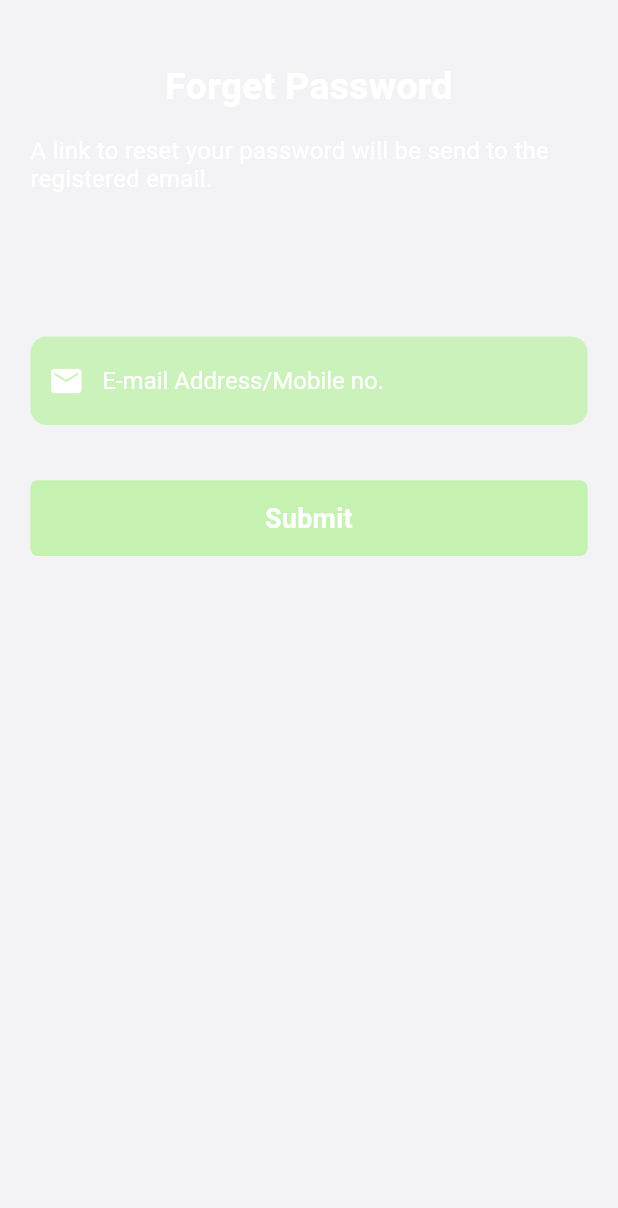
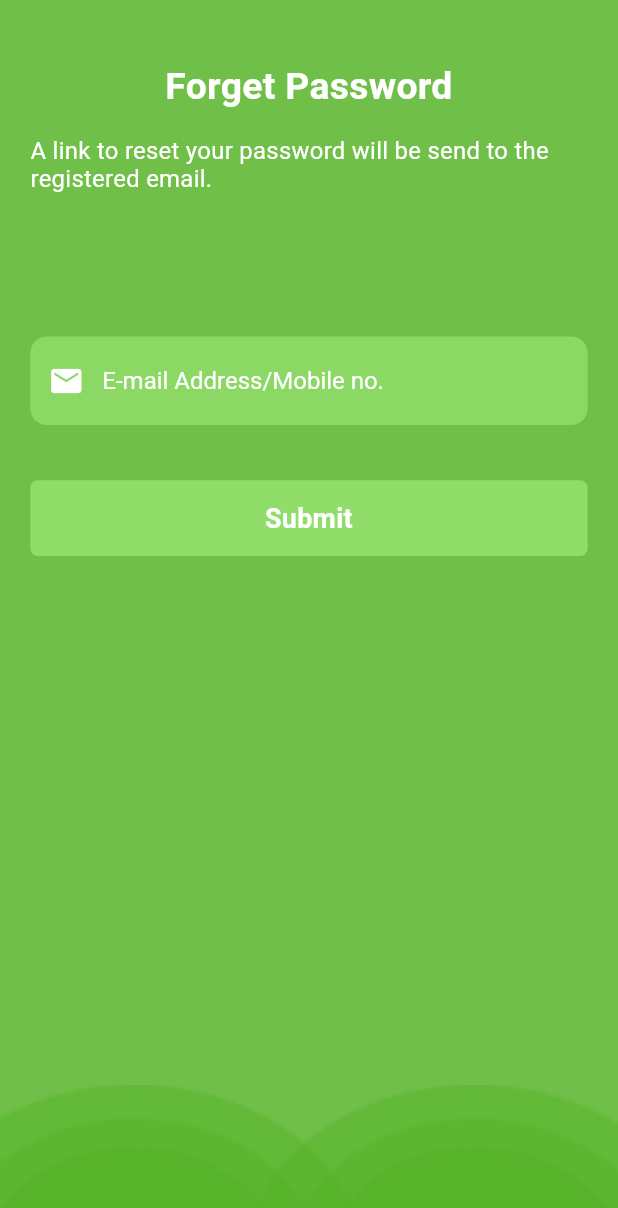
Before and after one commit to ShivD007/mechBazzar, a Flutter app: the ForgetPasswordView screen opened by its route, on a phone screen of 412 x 824 dp. Shown: the top 1208 px of the screen. Run offline on Flutter 3.47's test engine with Material 2 defaults, Android fonts, the phone set to English and light mode, and no system bars; our stand-ins replace cached_network_image, flutter_html, flutter_screenutil, flutter_svg, fluttertoast, get and 5 more; missing offline and left inert: connectivity_for_web, razorpay_flutter, wakelock_web; accounts and stored records are empty; network calls fail; Roboto replaces fonts that are missing (Mukta, OpenSansRegular).

Commit message:
minor ui fix

```diff
--- a/lib/modules/profile/views/forget_password_view.dart
+++ b/lib/modules/profile/views/forget_password_view.dart
@@ -25,6 +25,7 @@ class ForgetPasswordView extends GetView<ForgetPasswordController> {
             alignment: Alignment.bottomCenter, image: AssetImage(SPLASH_CIRCLE_CUTOUT), fit: BoxFit.fitWidth),
       ),
       child: Scaffold(
+        backgroundColor: Colors.transparent,
         body: SafeArea(
             child: Form(
           key: controller.formKey,
--- a/lib/modules/profile/views/login_view.dart
+++ b/lib/modules/profile/views/login_view.dart
@@ -28,6 +28,7 @@ class LoginView extends GetView<LoginController> {
             alignment: Alignment.bottomCenter, image: AssetImage(SPLASH_CIRCLE_CUTOUT), fit: BoxFit.fitWidth),
       ),
       child: Scaffold(
+        backgroundColor: Colors.transparent,
         // bottomNavigationBar: Padding(
         //     padding: EdgeInsets.fromLTRB(22.w, 0, 22.w, 16.h + MediaQuery.of(context).viewInsets.bottom),
         //     child: RedButton(login, controller.onSubmit)),
--- a/lib/modules/profile/views/signup_view.dart
+++ b/lib/modules/profile/views/signup_view.dart
@@ -24,6 +24,7 @@ class SignUpView extends GetView<SignupController> {
             alignment: Alignment.bottomCenter, image: AssetImage(SPLASH_CIRCLE_CUTOUT), fit: BoxFit.fitWidth),
       ),
       child: Scaffold(
+        backgroundColor: Colors.transparent,
         // bottomNavigationBar: Padding(
         //   padding: EdgeInsets.fromLTRB(22.w, 2.h, 22.w, 16.w + MediaQuery.of(context).viewInsets.bottom),
         //   child: RedButton(submit, controller.onSubmit),
```
Also changed, not shown: 1 other file.
